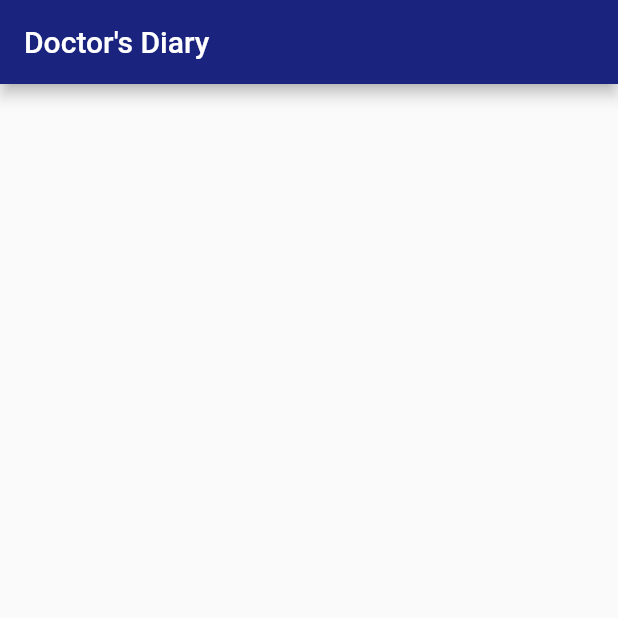
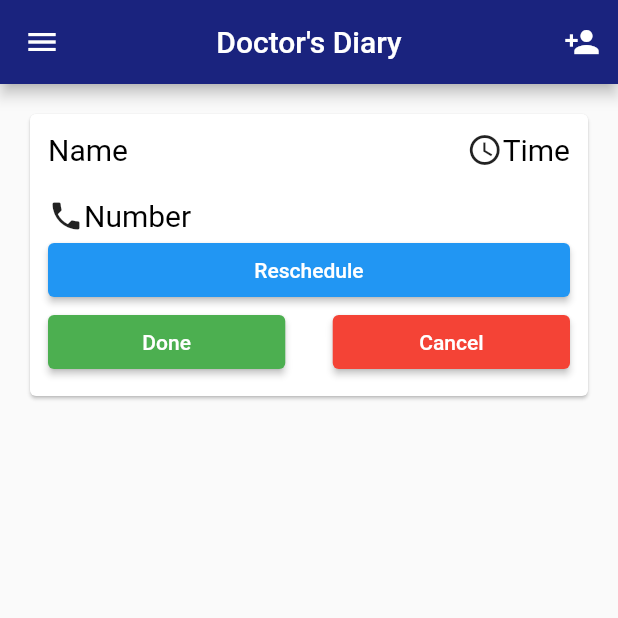
Before and after one commit to shivendra-bhonsle/DoctorsJournal, a Flutter app: the screen it shows after launch, on a phone screen of 412 x 824 dp, the top half of it. Run offline on Flutter 3.47's test engine with Material 2 defaults, Android fonts, the phone set to English and light mode, and no system bars; our stand-ins replace flutter_spinkit, splashscreen.

Commit message:
Changes to- home_temp.dart - added appointments widget, added icon buttons for menu and add patient pubspec.lock - no intentional changes, may be dependancies or something
New files-
appointment_cards.dart - cards

```diff
--- a/lib/screens/home_temp.dart
+++ b/lib/screens/home_temp.dart
@@ -1,12 +1,35 @@
+import 'package:flutter/cupertino.dart';
 import 'package:flutter/material.dart';
+import 'package:flutter/rendering.dart';
+import 'package:doctors_diary/shared/appointment_cards.dart';
+
+Widget appointments(){
+  return Appointment();
+}
 
 class HomeTemp extends StatelessWidget {
   @override
   Widget build(BuildContext context) {
     return Scaffold(
       appBar: AppBar(
+        leading: IconButton(
+            onPressed: () {},
+            icon: Icon(Icons.menu)
+        ),
         title: Text("Doctor's Diary"),
+        centerTitle: true,
         backgroundColor: Colors.indigo[900],
+        actions: <Widget>[
+          IconButton(
+              onPressed: () {},
+              icon: Icon(Icons.person_add),
+          ),
+        ],
+      ),
+      body: Column(
+        children: [
+          appointments()
+        ],
       ),
     );
   }
--- /dev/null
+++ b/lib/shared/appointment_cards.dart
@@ -0,0 +1,99 @@
+import 'package:flutter/material.dart';
+
+
+class Appointment extends StatelessWidget {
+  @override
+  Widget build(BuildContext context) {
+    return Card(
+      margin: EdgeInsets.fromLTRB(20, 20, 20, 20),
+      child: Padding(
+        padding: const EdgeInsets.all(12.0),
+        child: Column(
+          children: <Widget>[
+            Row(
+              mainAxisAlignment: MainAxisAlignment.spaceBetween,
+              children: [
+                Text(
+                  'Name',
+                  style: TextStyle(
+                    fontSize: 20,
+                    color: Colors.black,
+                  ),
+                ),
+                Row(
+                  children: [
+                    Icon(
+                      Icons.access_time,
+                    ),
+                    Text(
+                      'Time',
+                      style: TextStyle(
+                        fontSize: 20,
+                        color: Colors.black,
+                      ),
+                    ),
+                  ],
+                ),
+              ],
+            ),
+            SizedBox(height: 20.0,),
+            Row(
+              children: [
+                Icon(
+                  Icons.phone,
+                ),
+                Text(
+                  'Number',
+                  style: TextStyle(
+                    fontSize: 20,
+                    color: Colors.black,
+                  ),
+                ),
+              ],
+            ),
+            Column(
+              crossAxisAlignment: CrossAxisAlignment.stretch,
+              children: [
+                ElevatedButton(onPressed: () {} ,
+                  child: Text(
+                      'Reschedule'
+                  ),
+                ),
+              ],
+            ),
+            Row(
+              children: [
+                Expanded(
+                  flex: 5,
+                  child: ElevatedButton(onPressed: () {} ,
+                    child: Text(
+                        'Done'
+                    ),
+                    style: ElevatedButton.styleFrom(
+                      primary: Colors.green,
+                    ),
+                  ),
+                ),
+                Expanded(
+                  flex: 1,
+                  child: SizedBox(width: 10.0,),
+                ),
+                Expanded(
+                  flex: 5,
+                  child: ElevatedButton(onPressed: () {} ,
+                    child: Text(
+                        'Cancel'
+                    ),
+                    style: ElevatedButton.styleFrom(
+                      primary: Colors.red,
+                    ),
+                  ),
+                ),
+              ],
+            ),
+          ],
+        ),
+      ),
+    );
+  }
+}
```
Also changed, not shown: pubspec.lock.
